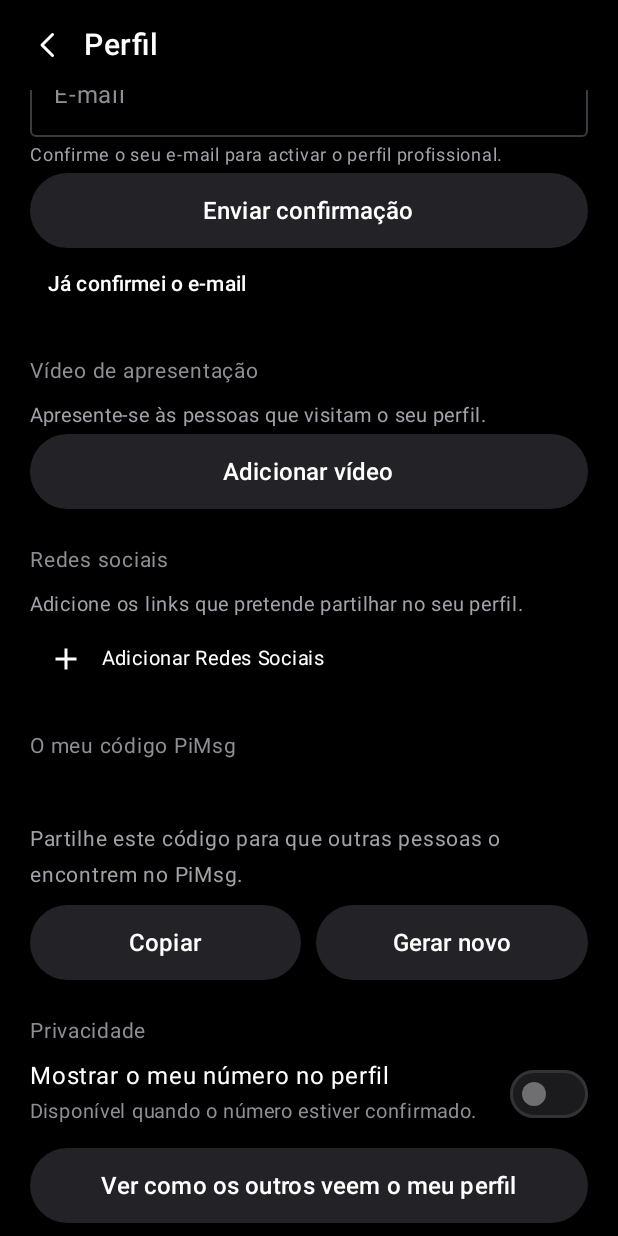
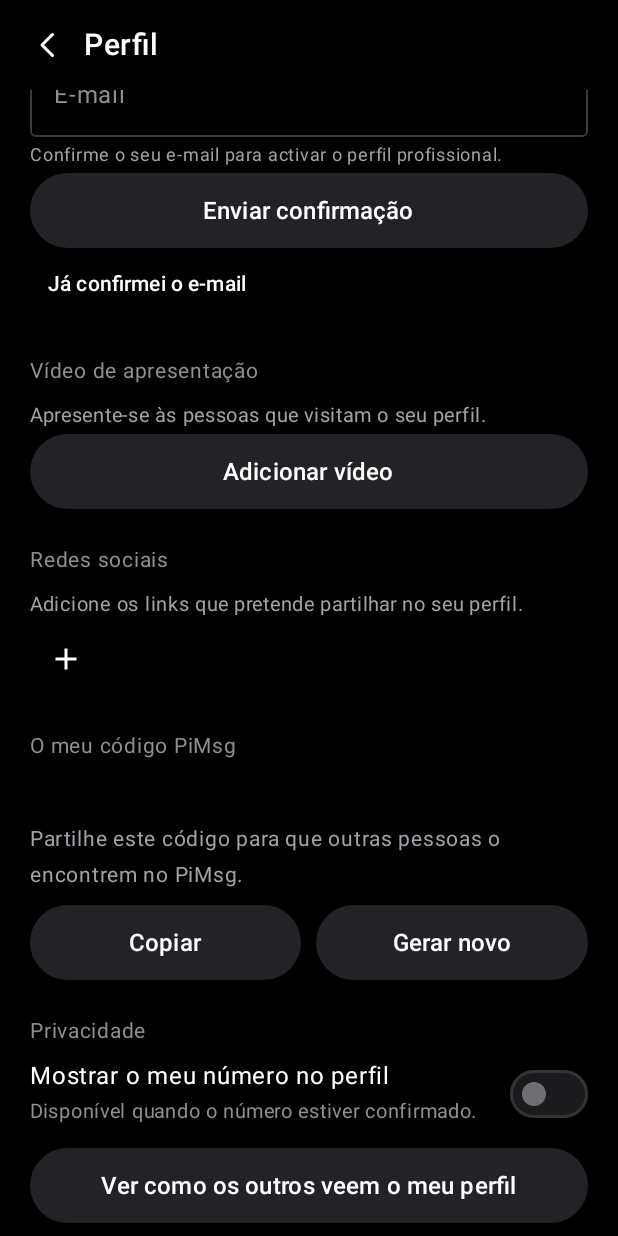
Before and after one commit to zacariasguilhermejoao-ui/PiMsg, an Android app built with Jetpack Compose: the composable ProfileScreen shown on its own in the app's theme, scrolled down 534 dp, on a phone screen of 412 x 824 dp. Run offline under Robolectric (Android 15) with nearby library versions, the phone set to English and light mode, and no system bars; our stand-ins replace Firebase (no records; nobody signed in at launch, a user with empty details on screens opened directly); libraries missing offline, so code that uses them is left out: com.android.installreferrer; 2 statements that could not run were skipped.

Commit message:
Keep only the plus button for social links

```diff
--- a/android/app/src/main/java/com/isabgroup/pimsg/screens/MoreScreens.kt
+++ b/android/app/src/main/java/com/isabgroup/pimsg/screens/MoreScreens.kt
@@ -275,8 +275,7 @@ fun ProfileScreen(onBack: () -> Unit) {
             }
         }
         Row(verticalAlignment = Alignment.CenterVertically) {
-            IconButton(onClick = { socialUrl = ""; addSocialOpen = true }) { Icon(Icons.Filled.Add, contentDescription = "Adicionar redes sociais", tint = PiColors.White) }
-            Text("Adicionar Redes Sociais", color = PiColors.White, fontSize = 13.sp, modifier = Modifier.clickable { socialUrl = ""; socialLabel = ""; addSocialOpen = true })
+            IconButton(onClick = { socialUrl = ""; addSocialOpen = true }) { Icon(Icons.Filled.Add, contentDescription = "Adicionar Redes Sociais", tint = PiColors.White) }
         }
         Section("O meu código PiMsg")
         Text(code, color = PiColors.White, fontSize = 28.sp, fontWeight = FontWeight.Bold, letterSpacing = 4.sp)
```
